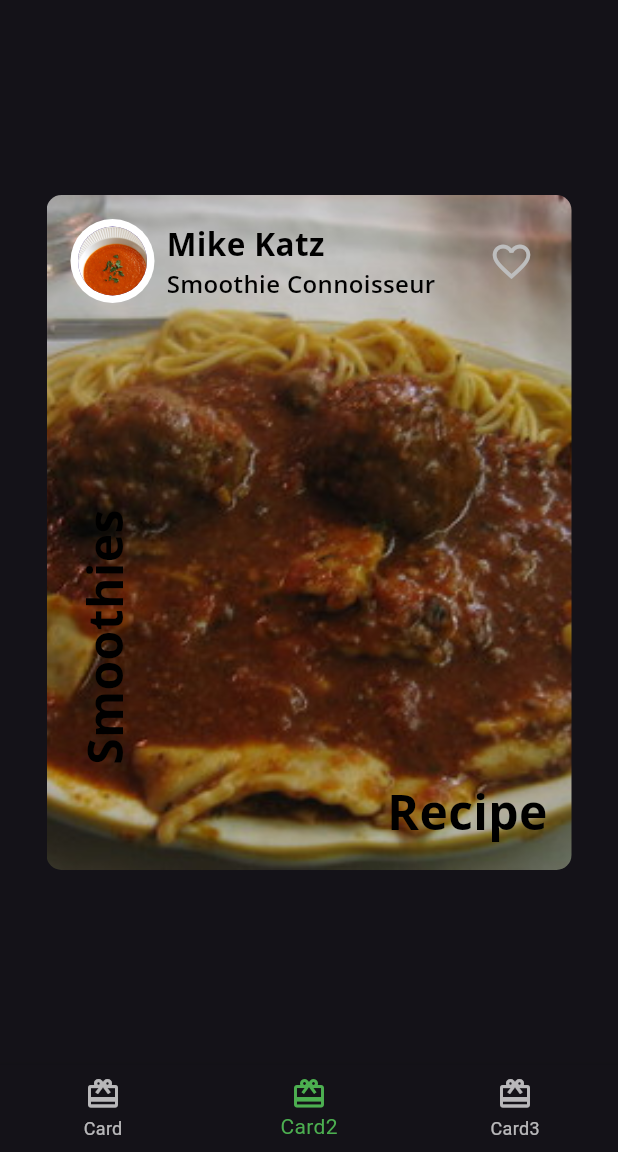
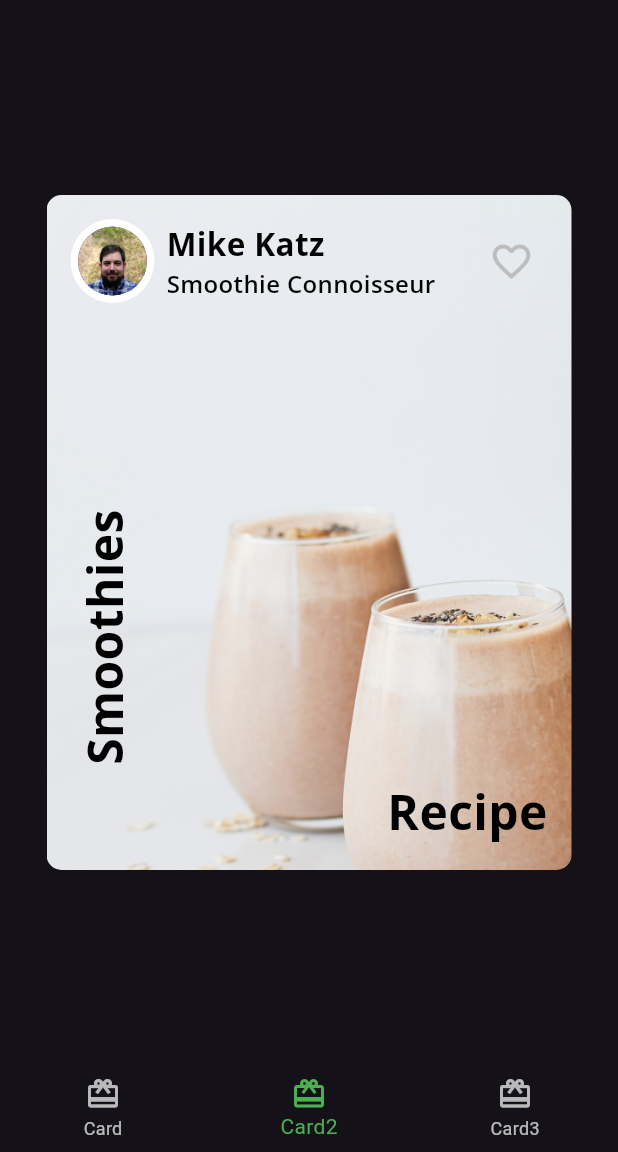
Before and after one commit to miino10/fooderlich, a Flutter app: the screen it shows after launch, item 2 of the bottom bar chosen, on a phone screen of 412 x 824 dp, the part 84-1236 px from its top. Run offline on Flutter 3.47's test engine with Material 3 defaults, Android fonts, the phone set to English and light mode, and no system bars; our stand-ins replace google_fonts.

Commit message:
changed assets

```diff
--- a/lib/Card1.dart
+++ b/lib/Card1.dart
@@ -22,7 +22,7 @@ class Card1 extends StatelessWidget {
           // 4
           image: DecorationImage(
             // 5
-            image: AssetImage('assets/hooyo.jpg'),
+            image: AssetImage('assets/mag1.png'),
             // 6
             fit: BoxFit.cover,
           ),
--- a/lib/Card2.dart
+++ b/lib/Card2.dart
@@ -12,7 +12,7 @@ class Card2 extends StatelessWidget {
         constraints: const BoxConstraints.expand(width: 350, height: 450),
         decoration: const BoxDecoration(
           image: DecorationImage(
-            image: AssetImage('assets/pasta.jpg'),
+            image: AssetImage('assets/mag5.png'),
             fit: BoxFit.cover,
           ),
           borderRadius: BorderRadius.all(Radius.circular(10.0)),
@@ -23,7 +23,7 @@ class Card2 extends StatelessWidget {
                 authorName: 'Mike Katz',
                 title: 'Smoothie Connoisseur',
                 imageProvider:
-                    AssetImage('assets/bariis.jpg')), // Corrected line
+                    AssetImage('assets/author_katz.jpeg')), // Corrected line
             Expanded(
               child: Stack(
                 children: [
--- a/lib/Card3.dart
+++ b/lib/Card3.dart
@@ -10,7 +10,7 @@ class Card3 extends StatelessWidget {
         constraints: const BoxConstraints.expand(width: 350, height: 450),
         decoration: const BoxDecoration(
           image: DecorationImage(
-              image: AssetImage('assets/meem.jpg'), fit: BoxFit.cover),
+              image: AssetImage('assets/mag2.png'), fit: BoxFit.cover),
           borderRadius: BorderRadius.all(Radius.circular(10.0)),
         ),
         child: Stack(
```
Also changed, not shown: pubspec.yaml (+6 -6 lines), assets/author_katz.jpeg (added), assets/bariis.jpg (deleted), assets/hooyo.jpg (deleted), assets/kkaka.jpg (deleted), assets/mag1.png (added), assets/mag2.png (added), assets/mag3.png (added), assets/mag4.png (added), assets/mag5.png (added), assets/meem.jpg (deleted), assets/pasta.jpg (deleted), assets/qiimo.jpg (deleted).
